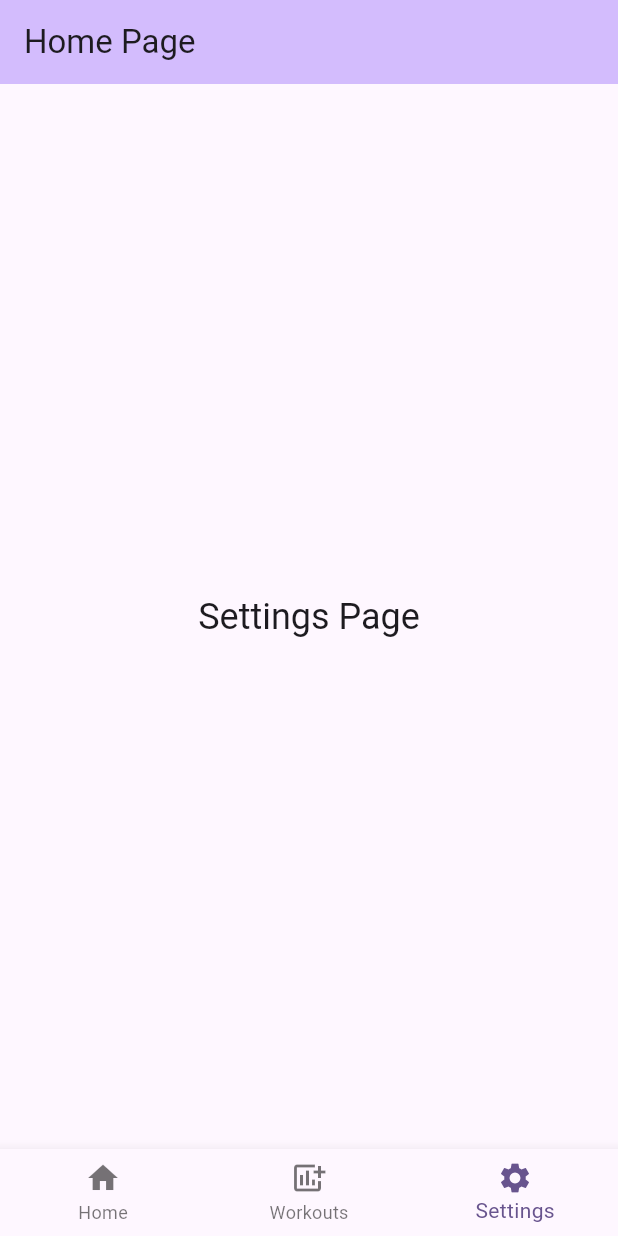
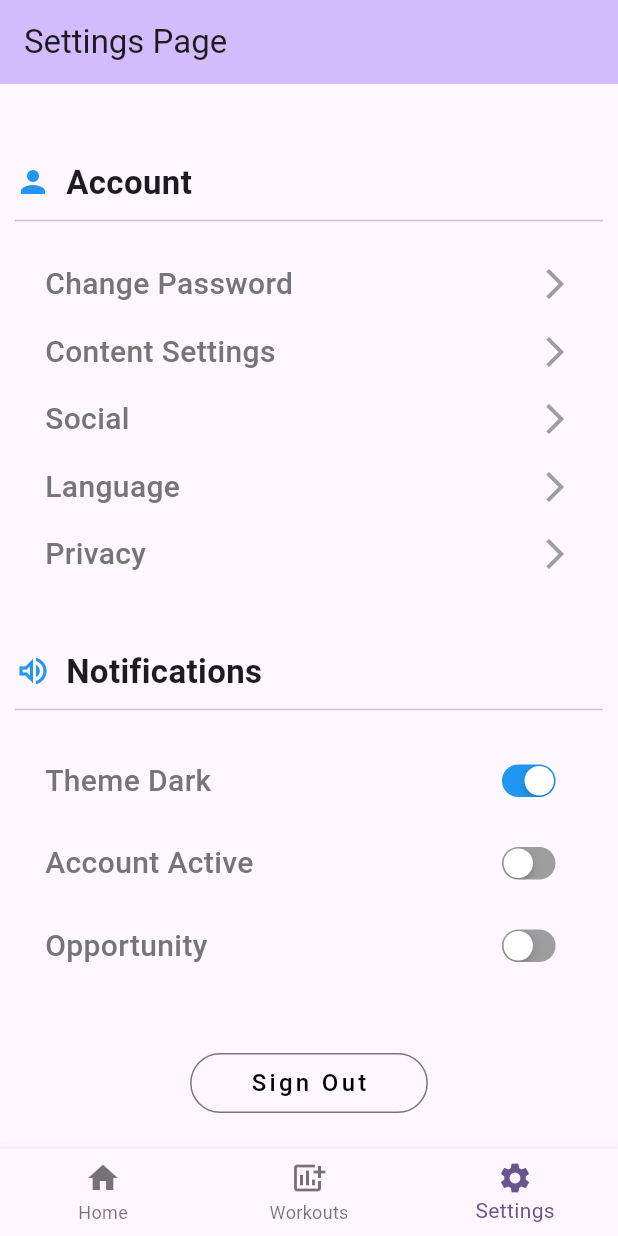
Before and after one commit to WillHAdair/WorkoutApplication, a Flutter app: the screen it shows after launch, item 3 of the bottom bar chosen, on a phone screen of 412 x 824 dp. Run offline on Flutter 3.47's test engine with Material 2 defaults, Android fonts, the phone set to English and light mode, and no system bars.

Commit message:
Created basic implementation of settings page

```diff
--- a/lib/Home/home.dart
+++ b/lib/Home/home.dart
@@ -4,9 +4,9 @@ import 'package:workout_app/Workouts/workouts.dart';
 import 'package:workout_app/Settings/settings.dart';
 
 class HomePage extends StatefulWidget {
-  const HomePage({Key? key, required this.title}) : super(key: key);
+  const HomePage({Key? key, required this.titles}) : super(key: key);
 
-  final String title;
+  final List<String> titles;
 
   @override
   State<HomePage> createState() => _HomePageState();
@@ -33,14 +33,14 @@ class _HomePageState extends State<HomePage> {
     return Scaffold(
       appBar: AppBar(
         backgroundColor: Theme.of(context).colorScheme.inversePrimary,
-        title: Text(widget.title),
+        title: Text(widget.titles[_selectedIndex]),
       ),
       body: IndexedStack(
         index: _selectedIndex,
         children: [
-          MyHomePageContent(counter: _counter, incrementCounter: _incrementCounter),
+          HomePageContent(counter: _counter, incrementCounter: _incrementCounter),
           WorkoutsPage(),
-          SettingsPage(),
+          const SettingsPage(),
         ],
       ),
       bottomNavigationBar: BottomNavigationBar(
--- a/lib/Home/home_content.dart
+++ b/lib/Home/home_content.dart
@@ -1,7 +1,7 @@
 import 'package:flutter/material.dart';
 
-class MyHomePageContent extends StatelessWidget {
-  const MyHomePageContent({
+class HomePageContent extends StatelessWidget {
+  const HomePageContent({
     Key? key,
     required this.counter,
     required this.incrementCounter,
@@ -21,7 +21,7 @@ class MyHomePageContent extends StatelessWidget {
           ),
           Text(
             '$counter',
-            style: Theme.of(context).textTheme.headline6,
+            style: Theme.of(context).textTheme.titleLarge,
           ),
           ElevatedButton(
             onPressed: incrementCounter,
--- a/lib/Settings/settings.dart
+++ b/lib/Settings/settings.dart
@@ -1,12 +1,17 @@
 import 'package:flutter/material.dart';
+import 'settings_content.dart';
 class SettingsPage extends StatelessWidget {
+  const SettingsPage({super.key});
+
+
   @override
   Widget build(BuildContext context) {
-    return Center(
-      child: Text(
-        'Settings Page',
-        style: Theme.of(context).textTheme.headlineSmall,
-      ),
+    return Scaffold(
+      body: IndexedStack(
+        children: [
+          SettingsPageContent(),
+        ],
+      )
     );
   }
 }
--- a/lib/Settings/settings_content.dart
+++ b/lib/Settings/settings_content.dart
@@ -0,0 +1,161 @@
+import 'package:flutter/cupertino.dart';
+import 'package:flutter/material.dart';
+
+class SettingsPageContent extends StatefulWidget {
+  @override
+  SettingsPageState createState() => SettingsPageState();
+}
+
+class SettingsPageState extends State<SettingsPageContent> {
+  bool valNotify1 = true;
+  bool valNotify2 = false;
+  bool valNotify3 = false;
+
+  onChangeFunction1(bool newValue1) {
+    setState(() {
+      valNotify1 = newValue1;
+    });
+  }
+
+  onChangeFunction2(bool newValue2) {
+    setState(() {
+      valNotify2 = newValue2;
+    });
+  }
+
+  onChangeFunction3(bool newValue3) {
+    setState(() {
+      valNotify3 = newValue3;
+    });
+  }
+//Credit to Lirs Tech Tips: https://www.youtube.com/@lirstechtips5874 for the base of this settings page
+  @override
+  Widget build(BuildContext context) {
+    return Scaffold(
+      body: Container(
+        padding: const EdgeInsets.all(10),
+        child: ListView(
+          children: [
+            const SizedBox(height: 40),
+            const Row(
+              children: [
+                Icon(
+                  Icons.person,
+                  color: Colors.blue,
+                ),
+                SizedBox(width: 10),
+                Text('Account', style: TextStyle(fontSize: 22, fontWeight: FontWeight.bold))
+              ],
+            ),
+            const Divider(height: 20, thickness:  1),
+            const SizedBox(height: 10),
+            buildAccountOption(context, 'Change Password'),
+            buildAccountOption(context, 'Content Settings'),
+            buildAccountOption(context, 'Social'),
+            buildAccountOption(context, 'Language'),
+            buildAccountOption(context, 'Privacy'),
+            const SizedBox(height: 40),
+            const Row(
+              children: [
+                Icon(
+                  Icons.volume_up_outlined,
+                  color: Colors.blue,
+                ),
+                SizedBox(width: 10),
+                Text('Notifications', style: TextStyle(fontSize: 22, fontWeight: FontWeight.bold))
+              ],
+            ),
+            const Divider(height: 20, thickness:  1),
+            const SizedBox(height: 10),
+            buildNotificationOption('Theme Dark', valNotify1, onChangeFunction1),
+            buildNotificationOption('Account Active', valNotify2, onChangeFunction2),
+            buildNotificationOption('Opportunity', valNotify3, onChangeFunction3),
+            const SizedBox(height: 40),
+            Center(
+              child: OutlinedButton(
+                style:  OutlinedButton.styleFrom(
+                  padding: const EdgeInsets.symmetric(horizontal: 40),
+                  shape: RoundedRectangleBorder(
+                    borderRadius: BorderRadius.circular(20)
+                    )
+                ),
+                onPressed: () {}, //TODO: Implement Functionality for Sign out
+                child: const Text('Sign Out', style: TextStyle(
+                  fontSize: 16, letterSpacing: 2.2, color: Colors.black
+                )),
+              ),
+            )
+          ],
+        ),
+      ),
+    );
+  }
+
+  Padding buildNotificationOption(String title, bool value, Function onChangeMethod) {
+    return Padding(
+      padding: const EdgeInsets.symmetric(vertical: 8, horizontal: 20),
+      child: Row(
+        mainAxisAlignment: MainAxisAlignment.spaceBetween,
+        children: [
+          Text(title, style: TextStyle(
+            fontSize: 20,
+            fontWeight: FontWeight.w500,
+            color: Colors.grey[600]
+          )),
+          Transform.scale(
+              scale: 0.7,
+            child: CupertinoSwitch(
+              activeColor: Colors.blue,
+              trackColor: Colors.grey,
+              value: value,
+              onChanged: (bool newValue) {
+                onChangeMethod(newValue);
+              },
+            ),
+          )
+        ],
+      ),
+    );
+  }
+
+  GestureDetector buildAccountOption(BuildContext context, String title) {
+    return GestureDetector(
+      onTap: () {
+        showDialog(context: context, builder: (BuildContext context) {
+          return AlertDialog(
+            title: Text(title),
+            content: const Column(
+              mainAxisSize: MainAxisSize.min,
+              children: [
+                Text('Option 1'),
+                Text('Option 2')
+              ],
+              ),
+              actions: [
+                TextButton(
+                  onPressed: () {
+                    Navigator.of(context).pop();
+                  },
+                  child: const Text('Close')
+                  )
+              ],
+          );
+        });
+      },
+      child: Padding(
+        padding: const EdgeInsets.symmetric(vertical: 8, horizontal: 20),
+        child: Row(
+          mainAxisAlignment: MainAxisAlignment.spaceBetween,
+          children: [
+            Text(title, style: TextStyle(
+              fontSize: 20,
+              fontWeight: FontWeight.w500,
+              color: Colors.grey[600]
+              )),
+              const Icon(Icons.arrow_forward_ios, color: Colors.grey)
+          ],
+        ),
+      ),
+    );
+  }
+}
--- a/lib/app.dart
+++ b/lib/app.dart
@@ -12,7 +12,7 @@ class WorkoutApp extends StatelessWidget {
         colorScheme: ColorScheme.fromSeed(seedColor: Colors.deepPurple),
         useMaterial3: true,
       ),
-      home: const HomePage(title: 'Home Page'),
+      home: const HomePage(titles: ['Home Page', 'Workouts Page', 'Settings Page']),
     );
   }
 }
```
